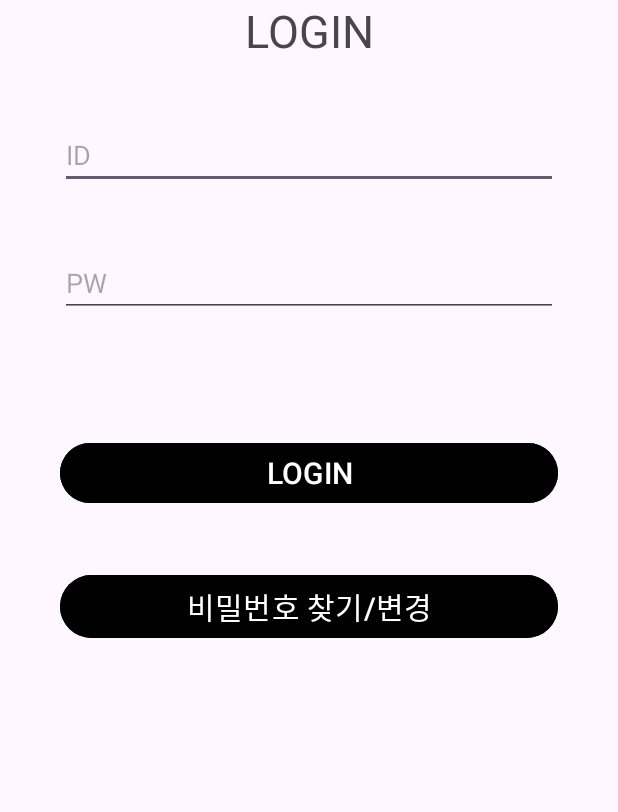
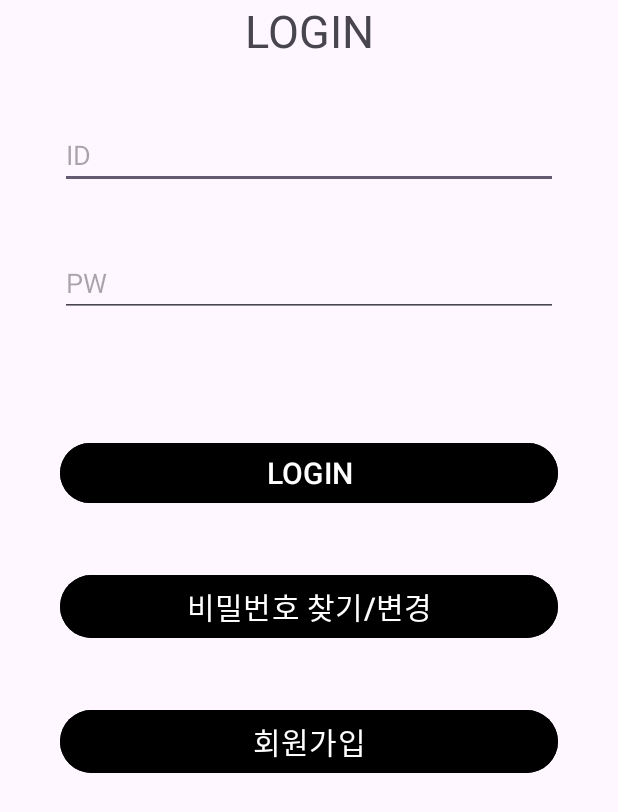
Before and after one commit to a1bcd234e/Donggle_Graduation_Project, an Android app: the screen it shows after launch (LoginActivity), on a phone screen of 412 x 824 dp. Shown: the top 812 px of the screen. Run offline under Robolectric (Android 15) with nearby library versions, the phone set to English and light mode, and no system bars.

```diff
--- a/app/src/main/java/com/example/graduate/LoginActivity.java
+++ b/app/src/main/java/com/example/graduate/LoginActivity.java
@@ -11,7 +11,7 @@ import androidx.appcompat.app.AppCompatActivity;
 public class LoginActivity extends AppCompatActivity {
 
     EditText id, pw;
-    Button loginB, fpwB;
+    Button loginB, fpwB, signUpB;
 
     @Override
     protected void onCreate(Bundle savedInstanceState) {
@@ -22,6 +22,7 @@ public class LoginActivity extends AppCompatActivity {
         pw = (EditText) findViewById(R.id.pw);
         loginB = (Button) findViewById(R.id.loginB);
         fpwB = (Button) findViewById(R.id.fpwB);
+        signUpB = (Button) findViewById(R.id.signUpB);
 
         loginB.setOnClickListener(new View.OnClickListener() {
             @Override
@@ -34,7 +35,18 @@ public class LoginActivity extends AppCompatActivity {
         fpwB.setOnClickListener(new View.OnClickListener() {
             @Override
             public void onClick(View v) {
-                setContentView(R.layout.activity_fpw);
+                Intent intent = new Intent(getApplicationContext(), PWActivity.class);
+
+                startActivity(intent);
+            }
+        });
+
+        signUpB.setOnClickListener(new View.OnClickListener() {
+            @Override
+            public void onClick(View view) {
+                Intent intent = new Intent(getApplicationContext(), SignUpActivity.class);
+
+                startActivity(intent);
             }
         });
     }
--- a/app/src/main/res/layout/activity_login.xml
+++ b/app/src/main/res/layout/activity_login.xml
@@ -52,6 +52,14 @@
             android:text="비밀번호 찾기/변경"
             android:textSize="20dp"
             android:id="@+id/fpwB" />
+        <Button
+            android:layout_width="match_parent"
+            android:layout_height="wrap_content"
+            android:layout_margin="20dp"
+            android:backgroundTint="@color/black"
+            android:text="회원가입"
+            android:textSize="20dp"
+            android:id="@+id/signUpB" />
     </LinearLayout>
 
 
```
